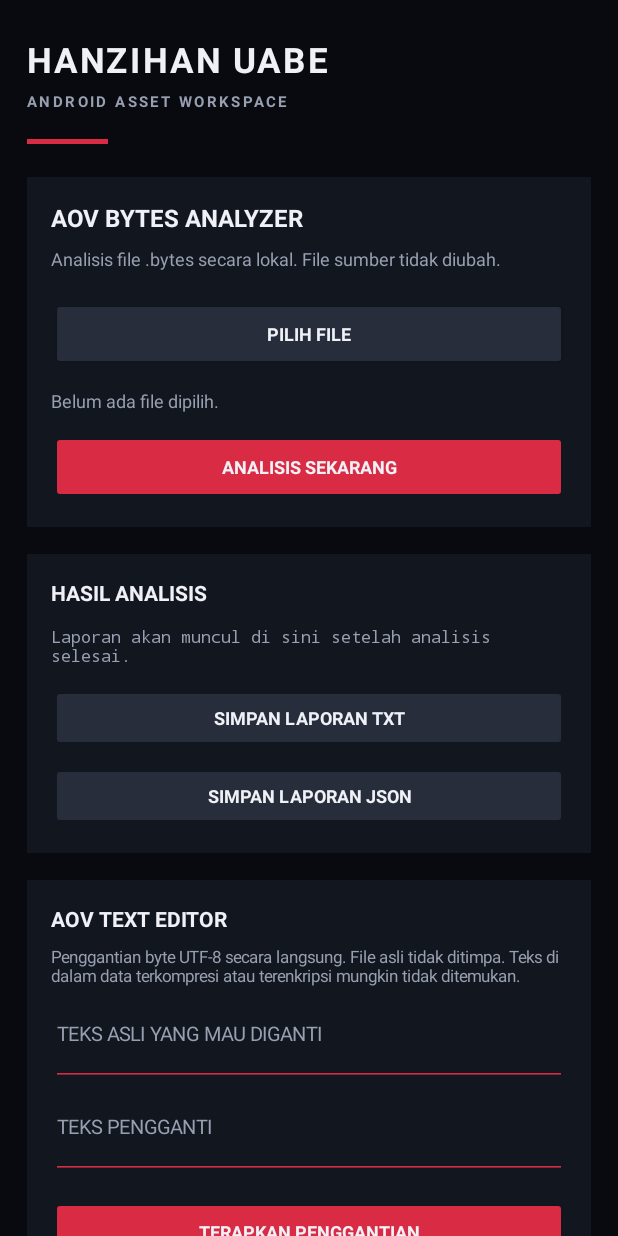
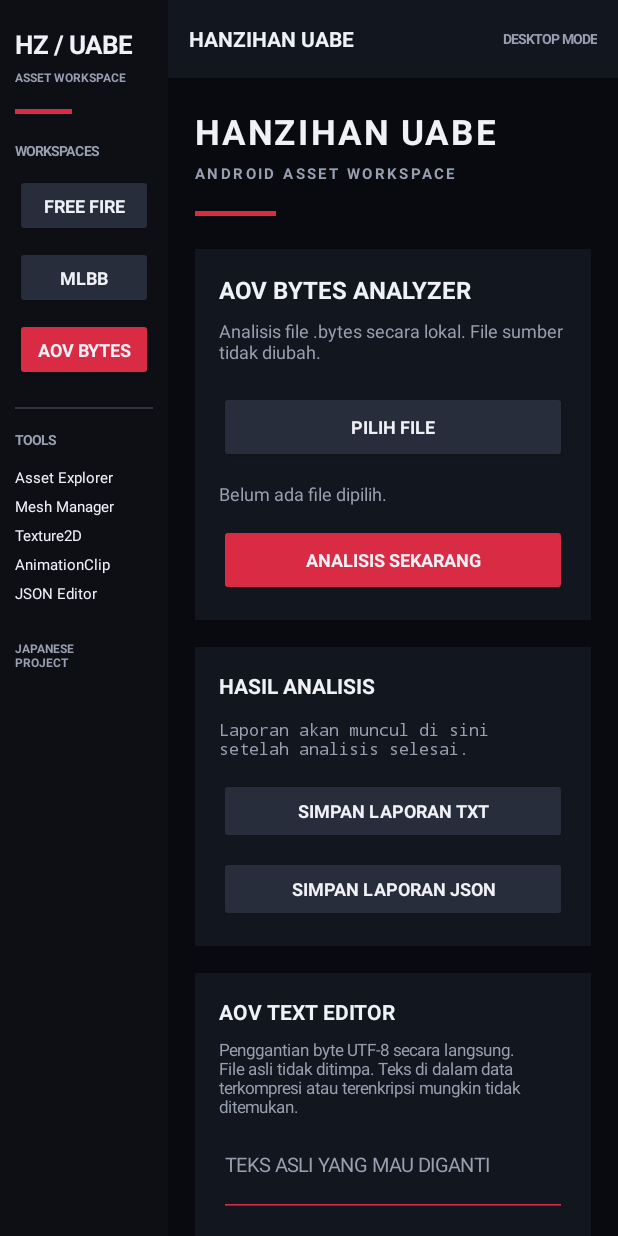
Before and after one commit to hanzihanmodz/HanZihan-UABE-Android, an Android app: the screen it shows after launch (MainActivity), on a phone screen of 412 x 824 dp. Run offline under Robolectric (Android 15) with nearby library versions, the phone set to English and light mode, and no system bars; libraries missing offline, so code that uses them is left out: com.chaquo.python; 1 statement that could not run was skipped.

Commit message:
Add responsive desktop-style workspace UI

```diff
--- a/app/src/main/java/com/hanzihan/uabe/MainActivity.java
+++ b/app/src/main/java/com/hanzihan/uabe/MainActivity.java
@@ -67,13 +67,130 @@ public class MainActivity extends Activity {
     }
 
     private void buildUi() {
+        // DESKTOP WORKSPACE SHELL
+        LinearLayout shell = new LinearLayout(this);
+        shell.setOrientation(LinearLayout.HORIZONTAL);
+        shell.setBackgroundColor(bg);
+
+        int widthDp = (int) (getResources().getDisplayMetrics().widthPixels /
+                getResources().getDisplayMetrics().density);
+        int sidebarWidth = widthDp >= 700 ? 190 : 112;
+
+        // LEFT SIDEBAR
+        LinearLayout sidebar = new LinearLayout(this);
+        sidebar.setOrientation(LinearLayout.VERTICAL);
+        sidebar.setPadding(dp(10), dp(18), dp(10), dp(14));
+        sidebar.setBackgroundColor(Color.rgb(13, 15, 21));
+
+        TextView sideBrand = text("HZ / UABE", 17, white, true);
+        sidebar.addView(sideBrand);
+
+        TextView sideSubtitle = text("ASSET WORKSPACE", 8, muted, true);
+        LinearLayout.LayoutParams sideSubLp = params(-1, -2);
+        sideSubLp.topMargin = dp(5);
+        sidebar.addView(sideSubtitle, sideSubLp);
+
+        View accent = new View(this);
+        accent.setBackgroundColor(red);
+        LinearLayout.LayoutParams accentLp = params(dp(38), dp(3));
+        accentLp.topMargin = dp(15);
+        accentLp.bottomMargin = dp(18);
+        sidebar.addView(accent, accentLp);
+
+        sidebar.addView(text("WORKSPACES", 9, muted, true));
+
+        Button freeFireNav = button("FREE FIRE", false);
+        Button mlbbNav = button("MLBB", false);
+        Button aovNav = button("AOV BYTES", true);
+
+        LinearLayout.LayoutParams navLp = params(-1, dp(42));
+        navLp.topMargin = dp(9);
+        sidebar.addView(freeFireNav, navLp);
+
+        LinearLayout.LayoutParams mlbbLp = params(-1, dp(42));
+        mlbbLp.topMargin = dp(6);
+        sidebar.addView(mlbbNav, mlbbLp);
+
+        LinearLayout.LayoutParams aovLp = params(-1, dp(42));
+        aovLp.topMargin = dp(6);
+        sidebar.addView(aovNav, aovLp);
+
+        View separator = new View(this);
+        separator.setBackgroundColor(Color.rgb(48, 51, 61));
+        LinearLayout.LayoutParams separatorLp = params(-1, dp(1));
+        separatorLp.topMargin = dp(17);
+        separatorLp.bottomMargin = dp(14);
+        sidebar.addView(separator, separatorLp);
+
+        sidebar.addView(text("TOOLS", 9, muted, true));
+
+        TextView toolList = text(
+                "Asset Explorer\nMesh Manager\nTexture2D\nAnimationClip\nJSON Editor",
+                10, white, false);
+        toolList.setLineSpacing(dp(7), 1.0f);
+        LinearLayout.LayoutParams toolListLp = params(-1, -2);
+        toolListLp.topMargin = dp(12);
+        sidebar.addView(toolList, toolListLp);
+
+        TextView sideFooter = text("JAPANESE\nPROJECT", 8, muted, true);
+        LinearLayout.LayoutParams footerLp = params(-1, -2);
+        footerLp.topMargin = dp(24);
+        sidebar.addView(sideFooter, footerLp);
+
+        // MAIN WORKSPACE
+        LinearLayout workspace = new LinearLayout(this);
+        workspace.setOrientation(LinearLayout.VERTICAL);
+        workspace.setBackgroundColor(bg);
+
+        LinearLayout topbar = new LinearLayout(this);
+        topbar.setOrientation(LinearLayout.HORIZONTAL);
+        topbar.setGravity(Gravity.CENTER_VERTICAL);
+        topbar.setPadding(dp(14), dp(8), dp(14), dp(8));
+        topbar.setBackgroundColor(panel);
+
+        TextView topTitle = text("HANZIHAN UABE", 14, white, true);
+        topbar.addView(topTitle, new LinearLayout.LayoutParams(0, -2, 1f));
+
+        TextView topStatus = text("DESKTOP MODE", 9, muted, true);
+        topbar.addView(topStatus);
+
+        workspace.addView(topbar, params(-1, dp(52)));
+
         ScrollView scroll = new ScrollView(this);
         scroll.setFillViewport(true);
         scroll.setBackgroundColor(bg);
+
         LinearLayout root = new LinearLayout(this);
         root.setOrientation(LinearLayout.VERTICAL);
-        root.setPadding(dp(18), dp(24), dp(18), dp(32));
+        root.setPadding(dp(18), dp(20), dp(18), dp(32));
         scroll.addView(root);
+
+        LinearLayout.LayoutParams scrollLp = params(-1, 0);
+        scrollLp.weight = 1f;
+        workspace.addView(scroll, scrollLp);
+
+        shell.addView(sidebar, params(dp(sidebarWidth), -1));
+
+        LinearLayout.LayoutParams workspaceLp = params(0, -1);
+        workspaceLp.weight = 1f;
+        shell.addView(workspace, workspaceLp);
+
+        freeFireNav.setOnClickListener(v -> {
+            if (status != null) {
+                status.setText("FREE FIRE AssetBundle workspace — integrasi UnityPy sedang dikerjakan.");
+            }
+        });
+
+        mlbbNav.setOnClickListener(v -> {
+            if (status != null) {
+                status.setText("MLBB AssetBundle workspace — integrasi UnityPy sedang dikerjakan.");
+            }
+        });
+
+        aovNav.setOnClickListener(v -> {
+            scroll.smoothScrollTo(0, 0);
+            if (status != null) status.setText("AOV Bytes Workspace");
+        });
 
         TextView brand = text("HANZIHAN UABE", 23, white, true);
         brand.setLetterSpacing(0.08f);
@@ -328,7 +445,7 @@ public class MainActivity extends Activity {
         LinearLayout.LayoutParams probeTextLp = params(-1, -2); probeTextLp.topMargin = dp(12);
         future.addView(unityProbeView, probeTextLp);
 
-        setContentView(scroll);
+        setContentView(shell);
     }
 
     private void runAnalysis() {
```
